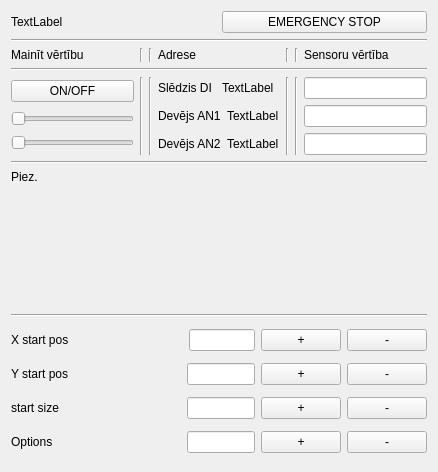
This is widgetservice.ui in kasarkonic/Sauka1 as Qt 5 draws it before an edit. The edited form follows.
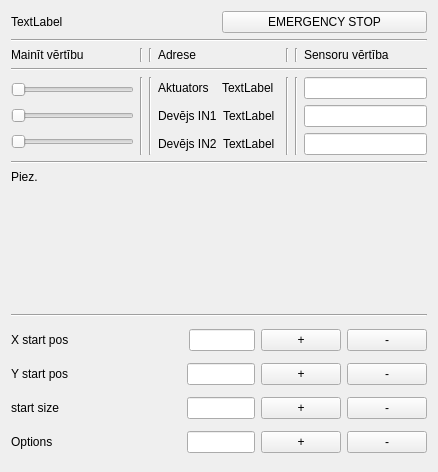
This is the edited form.

Patch:
```diff
--- a/widgetservice.ui
+++ b/widgetservice.ui
@@ -123,13 +123,6 @@
         <layout class="QHBoxLayout" name="horizontalLayout_5">
          <item>
           <layout class="QVBoxLayout" name="verticalLayout_12" stretch="0,0,0">
-           <item>
-            <widget class="QPushButton" name="pushButton_ON">
-             <property name="text">
-              <string>ON/OFF</string>
-             </property>
-            </widget>
-           </item>
            <item>
             <widget class="QSlider" name="horizontalSlider">
              <property name="orientation">
@@ -137,6 +130,13 @@
              </property>
             </widget>
            </item>
+           <item>
+            <widget class="QSlider" name="horizontalSlider_1">
+             <property name="orientation">
+              <enum>Qt::Horizontal</enum>
+             </property>
+            </widget>
+           </item>
            <item>
             <widget class="QSlider" name="horizontalSlider_2">
              <property name="orientation">
@@ -169,7 +169,7 @@
            <item>
             <widget class="QLabel" name="label_Di">
              <property name="text">
-              <string>Slēdzis DI</string>
+              <string>Aktuators</string>
              </property>
             </widget>
            </item>
@@ -187,7 +187,7 @@
            <item>
             <widget class="QLabel" name="label_AN1">
              <property name="text">
-              <string>Devējs AN1</string>
+              <string>Devējs IN1</string>
              </property>
             </widget>
            </item>
@@ -205,7 +205,7 @@
            <item>
             <widget class="QLabel" name="label_AN2">
              <property name="text">
-              <string>Devējs AN2</string>
+              <string>Devējs IN2</string>
              </property>
             </widget>
            </item>
```
